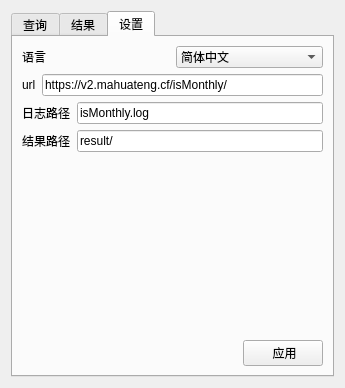
Qt form widget.ui (BruceKangCN/isMonthly) before a commit.
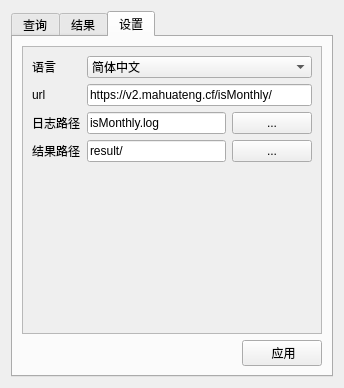
The same form after that commit. The open tabs and pages were chosen to show the change.

Commit message: add button for log path and result directory

Patch:
```diff
--- a/widget.ui
+++ b/widget.ui
@@ -6,8 +6,8 @@
    <rect>
     <x>0</x>
     <y>0</y>
-    <width>345</width>
-    <height>385</height>
+    <width>344</width>
+    <height>372</height>
    </rect>
   </property>
   <property name="windowTitle">
@@ -224,126 +224,139 @@
       <attribute name="title">
        <string>设置</string>
       </attribute>
-      <layout class="QVBoxLayout" name="verticalLayout">
-       <item>
-        <layout class="QHBoxLayout" name="horizontalLayout">
-         <item>
+      <layout class="QGridLayout" name="gridLayout_4">
+       <item row="0" column="0" colspan="2">
+        <widget class="QScrollArea" name="scrollArea">
+         <property name="widgetResizable">
+          <bool>true</bool>
+         </property>
+         <widget class="QWidget" name="scrollAreaWidgetContents">
+          <property name="geometry">
+           <rect>
+            <x>0</x>
+            <y>0</y>
+            <width>292</width>
+            <height>271</height>
+           </rect>
+          </property>
+          <layout class="QGridLayout" name="gridLayout_5">
+           <item row="0" column="0">
           <widget class="QLabel" name="label_6">
            <property name="text">
             <string>语言</string>
            </property>
           </widget>
          </item>
-         <item>
-          <widget class="QComboBox" name="boxLanguage">
-           <property name="currentText">
-            <string>简体中文</string>
-           </property>
-           <property name="currentIndex">
-            <number>0</number>
-           </property>
-           <property name="modelColumn">
-            <number>0</number>
-           </property>
-           <item>
-            <property name="text">
-             <string>简体中文</string>
-            </property>
-           </item>
-          </widget>
-         </item>
-        </layout>
-       </item>
-       <item>
-        <layout class="QHBoxLayout" name="horizontalLayout_2">
-         <item>
+           <item row="1" column="0">
           <widget class="QLabel" name="label_7">
            <property name="text">
             <string>url</string>
            </property>
           </widget>
          </item>
-         <item>
-          <widget class="QLineEdit" name="inpUrl">
-           <property name="text">
-            <string>https://v2.mahuateng.cf/isMonthly/</string>
-           </property>
-          </widget>
-         </item>
-        </layout>
-       </item>
-       <item>
-        <layout class="QHBoxLayout" name="horizontalLayout_3">
-         <item>
+           <item row="2" column="0">
           <widget class="QLabel" name="label_8">
            <property name="text">
             <string>日志路径</string>
            </property>
           </widget>
          </item>
-         <item>
+           <item row="2" column="1">
           <widget class="QLineEdit" name="inpLog">
            <property name="text">
             <string>isMonthly.log</string>
            </property>
           </widget>
          </item>
-        </layout>
-       </item>
-       <item>
-        <layout class="QHBoxLayout" name="horizontalLayout_4">
-         <item>
+           <item row="2" column="2">
+            <widget class="QPushButton" name="btnLogPath">
+             <property name="text">
+              <string>...</string>
+             </property>
+            </widget>
+           </item>
+           <item row="3" column="0">
           <widget class="QLabel" name="label_9">
            <property name="text">
             <string>结果路径</string>
            </property>
           </widget>
          </item>
-         <item>
+           <item row="3" column="1">
           <widget class="QLineEdit" name="inpResult">
            <property name="text">
             <string>result/</string>
            </property>
           </widget>
          </item>
-        </layout>
-       </item>
-       <item>
+           <item row="3" column="2">
+            <widget class="QPushButton" name="btnResultDir">
+             <property name="text">
+              <string>...</string>
+             </property>
+            </widget>
+           </item>
+           <item row="4" column="1">
         <spacer name="verticalSpacer">
          <property name="orientation">
           <enum>Qt::Vertical</enum>
          </property>
          <property name="sizeHint" stdset="0">
           <size>
-           <width>248</width>
-           <height>158</height>
+               <width>20</width>
+               <height>138</height>
           </size>
          </property>
         </spacer>
        </item>
+           <item row="1" column="1" colspan="2">
+            <widget class="QLineEdit" name="inpUrl">
+             <property name="text">
+              <string>https://v2.mahuateng.cf/isMonthly/</string>
+             </property>
+            </widget>
+           </item>
+           <item row="0" column="1" colspan="2">
+            <widget class="QComboBox" name="boxLanguage">
+             <property name="currentText">
+              <string>简体中文</string>
+             </property>
+             <property name="currentIndex">
+              <number>0</number>
+             </property>
+             <property name="modelColumn">
+              <number>0</number>
+             </property>
        <item>
-        <layout class="QHBoxLayout" name="horizontalLayout_5">
-         <item>
+              <property name="text">
+               <string>简体中文</string>
+              </property>
+             </item>
+            </widget>
+           </item>
+          </layout>
+         </widget>
+        </widget>
+       </item>
+       <item row="1" column="0">
           <spacer name="horizontalSpacer_4">
            <property name="orientation">
             <enum>Qt::Horizontal</enum>
            </property>
            <property name="sizeHint" stdset="0">
             <size>
-             <width>151</width>
+           <width>205</width>
              <height>20</height>
             </size>
            </property>
           </spacer>
          </item>
-         <item>
+       <item row="1" column="1">
           <widget class="QPushButton" name="btnApply">
            <property name="text">
             <string> 应用</string>
            </property>
           </widget>
-         </item>
-        </layout>
        </item>
       </layout>
      </widget>
```
Left out of the diff: 6 changed lines with no effect on the pictures. Lines whose indentation alone changed are shown as unchanged. The commit also changes 3 other files.
